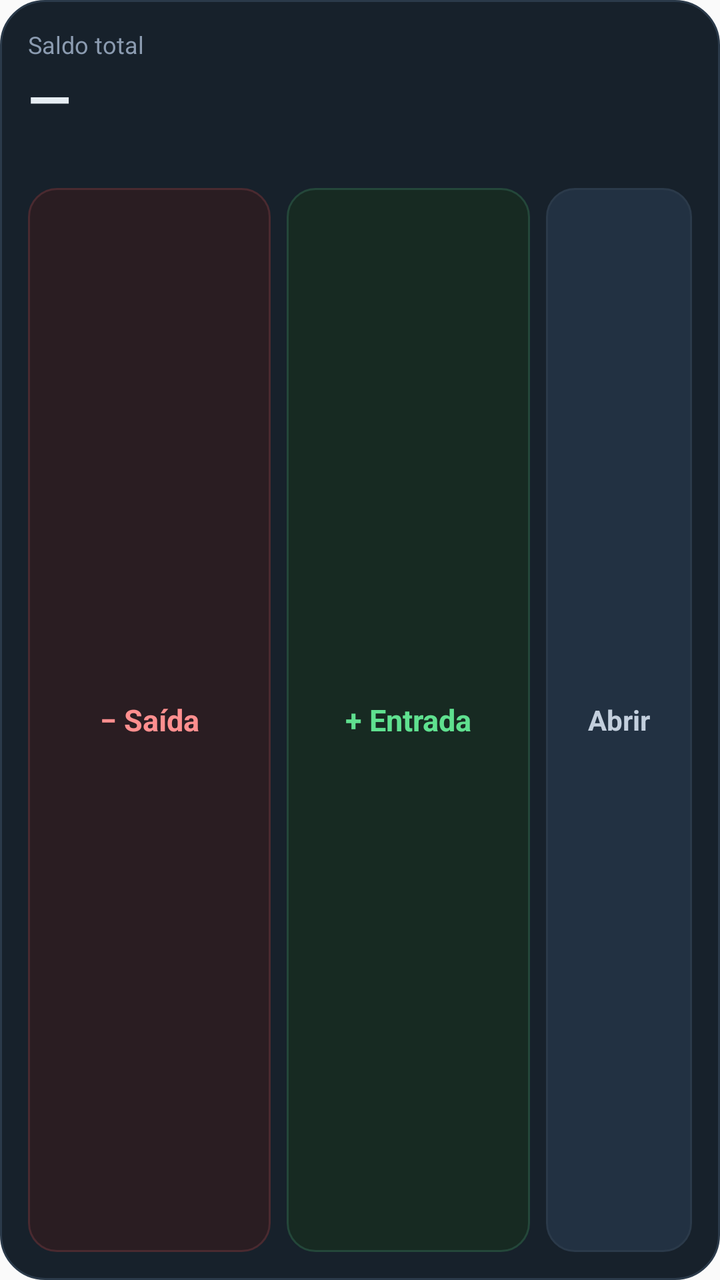
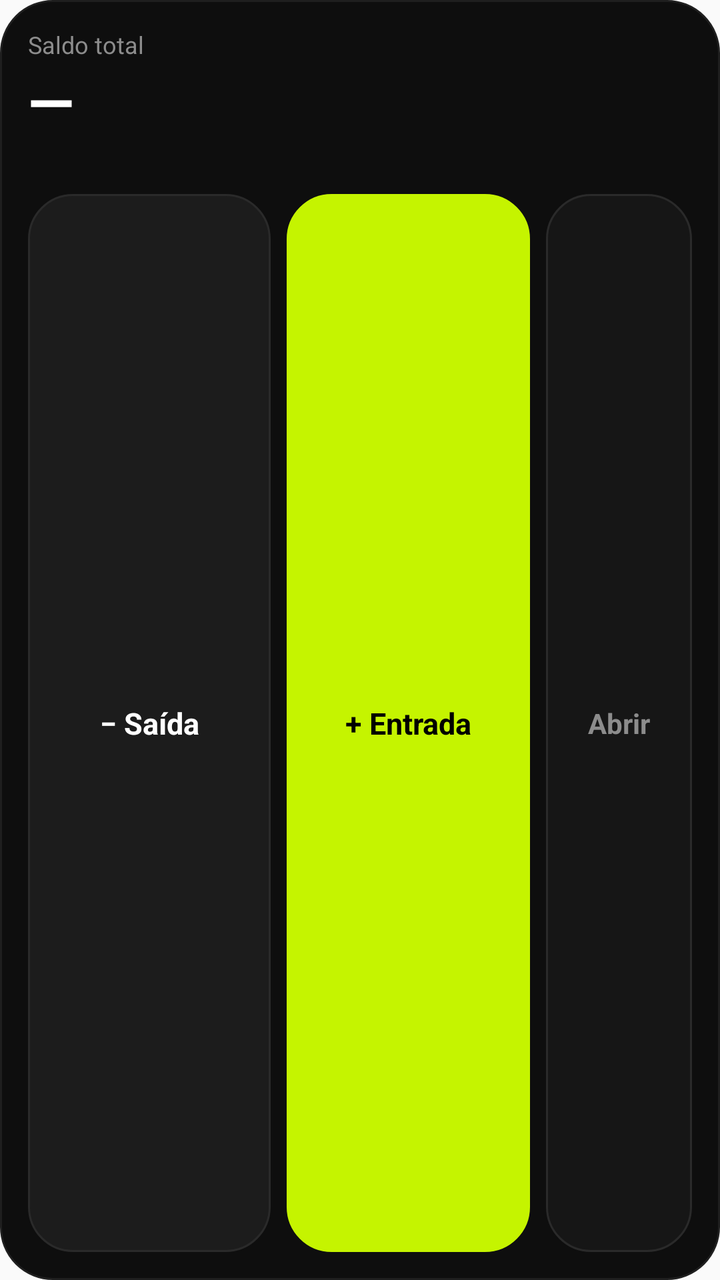

Before-and-after screenshots of an Android layout around one commit, followed by the original layout XML and the change that was made.
<!-- AndroidManifest.xml: application theme AppTheme -->
<!-- res/layout/widget.xml -->
<?xml version="1.0" encoding="utf-8"?>
<LinearLayout xmlns:android="http://schemas.android.com/apk/res/android"
    android:layout_width="match_parent"
    android:layout_height="match_parent"
    android:background="@drawable/widget_bg"
    android:orientation="vertical"
    android:padding="14dp">

    <LinearLayout
        android:layout_width="match_parent"
        android:layout_height="wrap_content"
        android:orientation="horizontal">

        <TextView
            android:layout_width="0dp"
            android:layout_height="wrap_content"
            android:layout_weight="1"
            android:text="Saldo total"
            android:textColor="#8b9bb0"
            android:textSize="12sp" />

        <TextView
            android:id="@+id/wHora"
            android:layout_width="wrap_content"
            android:layout_height="wrap_content"
            android:textColor="#5d6b7c"
            android:textSize="11sp" />
    </LinearLayout>

    <TextView
        android:id="@+id/wTotal"
        android:layout_width="match_parent"
        android:layout_height="wrap_content"
        android:maxLines="1"
        android:text="—"
        android:textColor="#e6edf3"
        android:textSize="28sp"
        android:textStyle="bold" />

    <TextView
        android:id="@+id/wSub"
        android:layout_width="match_parent"
        android:layout_height="wrap_content"
        android:maxLines="1"
        android:text=""
        android:textColor="#8b9bb0"
        android:textSize="12sp" />

    <LinearLayout
        android:layout_width="match_parent"
        android:layout_height="0dp"
        android:layout_marginTop="10dp"
        android:layout_weight="1"
        android:gravity="center"
        android:orientation="horizontal">

        <TextView
            android:id="@+id/wBtnSaida"
            android:layout_width="0dp"
            android:layout_height="match_parent"
            android:layout_weight="1"
            android:background="@drawable/btn_saida"
            android:gravity="center"
            android:text="− Saída"
            android:textColor="#ff8f8f"
            android:textSize="15sp"
            android:textStyle="bold" />

        <TextView
            android:id="@+id/wBtnEntrada"
            android:layout_width="0dp"
            android:layout_height="match_parent"
            android:layout_marginLeft="8dp"
            android:layout_weight="1"
            android:background="@drawable/btn_entrada"
            android:gravity="center"
            android:text="+ Entrada"
            android:textColor="#5fe08f"
            android:textSize="15sp"
            android:textStyle="bold" />

        <TextView
            android:id="@+id/wBtnApp"
            android:layout_width="0dp"
            android:layout_height="match_parent"
            android:layout_marginLeft="8dp"
            android:layout_weight="0.6"
            android:background="@drawable/btn_app"
            android:gravity="center"
            android:text="Abrir"
            android:textColor="#c3cfdd"
            android:textSize="14sp"
            android:textStyle="bold" />
    </LinearLayout>
</LinearLayout>
<!-- resources referenced by this layout -->
<resources>
  <!-- drawable btn_app (drawable) -->
  <?xml version="1.0" encoding="utf-8"?>
  <shape xmlns:android="http://schemas.android.com/apk/res/android" android:shape="rectangle">
      <solid android:color="#223142" />
      <stroke android:width="1dp" android:color="#2b3a4a" />
      <corners android:radius="14dp" />
  </shape>
  <!-- drawable btn_entrada (drawable) -->
  <?xml version="1.0" encoding="utf-8"?>
  <shape xmlns:android="http://schemas.android.com/apk/res/android" android:shape="rectangle">
      <solid android:color="#172a22" />
      <stroke android:width="1dp" android:color="#24473a" />
      <corners android:radius="14dp" />
  </shape>
  <!-- drawable btn_saida (drawable) -->
  <?xml version="1.0" encoding="utf-8"?>
  <shape xmlns:android="http://schemas.android.com/apk/res/android" android:shape="rectangle">
      <solid android:color="#2a1d22" />
      <stroke android:width="1dp" android:color="#4a2a30" />
      <corners android:radius="14dp" />
  </shape>
  <!-- drawable widget_bg (drawable) -->
  <?xml version="1.0" encoding="utf-8"?>
  <shape xmlns:android="http://schemas.android.com/apk/res/android" android:shape="rectangle">
      <solid android:color="#17212b" />
      <stroke android:width="1dp" android:color="#2b3a4a" />
      <corners android:radius="22dp" />
  </shape>
  <style name="AppTheme" parent="Theme.AppCompat.Light.DarkActionBar">
          
          <item name="colorPrimary">@color/colorPrimary</item>
          <item name="colorPrimaryDark">@color/colorPrimaryDark</item>
          <item name="colorAccent">@color/colorAccent</item>
      </style>
</resources>

<!-- the commit's change to res/layout/widget.xml (unified diff, before → after) -->
@@ -16,14 +16,14 @@
             android:layout_height="wrap_content"
             android:layout_weight="1"
             android:text="Saldo total"
-            android:textColor="#8b9bb0"
+            android:textColor="#8c8c8c"
             android:textSize="12sp" />
 
         <TextView
             android:id="@+id/wHora"
             android:layout_width="wrap_content"
             android:layout_height="wrap_content"
-            android:textColor="#5d6b7c"
+            android:textColor="#5a5a5a"
             android:textSize="11sp" />
     </LinearLayout>
 
@@ -33,8 +33,8 @@
         android:layout_height="wrap_content"
         android:maxLines="1"
         android:text="—"
-        android:textColor="#e6edf3"
-        android:textSize="28sp"
+        android:textColor="#ffffff"
+        android:textSize="30sp"
         android:textStyle="bold" />
 
     <TextView
@@ -43,7 +43,7 @@
         android:layout_height="wrap_content"
         android:maxLines="1"
         android:text=""
-        android:textColor="#8b9bb0"
+        android:textColor="#8c8c8c"
         android:textSize="12sp" />
 
     <LinearLayout
@@ -62,7 +62,7 @@
             android:background="@drawable/btn_saida"
             android:gravity="center"
             android:text="− Saída"
-            android:textColor="#ff8f8f"
+            android:textColor="#ffffff"
             android:textSize="15sp"
             android:textStyle="bold" />
 
@@ -75,7 +75,7 @@
             android:background="@drawable/btn_entrada"
             android:gravity="center"
             android:text="+ Entrada"
-            android:textColor="#5fe08f"
+            android:textColor="#000000"
             android:textSize="15sp"
             android:textStyle="bold" />
 
@@ -88,7 +88,7 @@
             android:background="@drawable/btn_app"
             android:gravity="center"
             android:text="Abrir"
-            android:textColor="#c3cfdd"
+            android:textColor="#8c8c8c"
             android:textSize="14sp"
             android:textStyle="bold" />
     </LinearLayout>
<!-- resource entries referenced after the edit -->
@@ -3,30 +3,30 @@
   <!-- drawable btn_app (drawable) -->
   <?xml version="1.0" encoding="utf-8"?>
   <shape xmlns:android="http://schemas.android.com/apk/res/android" android:shape="rectangle">
-      <solid android:color="#223142" />
-      <stroke android:width="1dp" android:color="#2b3a4a" />
-      <corners android:radius="14dp" />
+      <solid android:color="#161616" />
+      <stroke android:width="1dp" android:color="#2a2a2a" />
+      <corners android:radius="22dp" />
   </shape>
   <!-- drawable btn_entrada (drawable) -->
   <?xml version="1.0" encoding="utf-8"?>
   <shape xmlns:android="http://schemas.android.com/apk/res/android" android:shape="rectangle">
-      <solid android:color="#172a22" />
-      <stroke android:width="1dp" android:color="#24473a" />
-      <corners android:radius="14dp" />
+      <solid android:color="#c5f400" />
+      <stroke android:width="1dp" android:color="#c5f400" />
+      <corners android:radius="22dp" />
   </shape>
   <!-- drawable btn_saida (drawable) -->
   <?xml version="1.0" encoding="utf-8"?>
   <shape xmlns:android="http://schemas.android.com/apk/res/android" android:shape="rectangle">
-      <solid android:color="#2a1d22" />
-      <stroke android:width="1dp" android:color="#4a2a30" />
-      <corners android:radius="14dp" />
+      <solid android:color="#1c1c1c" />
+      <stroke android:width="1dp" android:color="#2a2a2a" />
+      <corners android:radius="22dp" />
   </shape>
   <!-- drawable widget_bg (drawable) -->
   <?xml version="1.0" encoding="utf-8"?>
   <shape xmlns:android="http://schemas.android.com/apk/res/android" android:shape="rectangle">
-      <solid android:color="#17212b" />
-      <stroke android:width="1dp" android:color="#2b3a4a" />
-      <corners android:radius="22dp" />
+      <solid android:color="#0e0e0e" />
+      <stroke android:width="1dp" android:color="#1f1f1f" />
+      <corners android:radius="26dp" />
   </shape>
   <style name="AppTheme" parent="Theme.AppCompat.Light.DarkActionBar">
           
